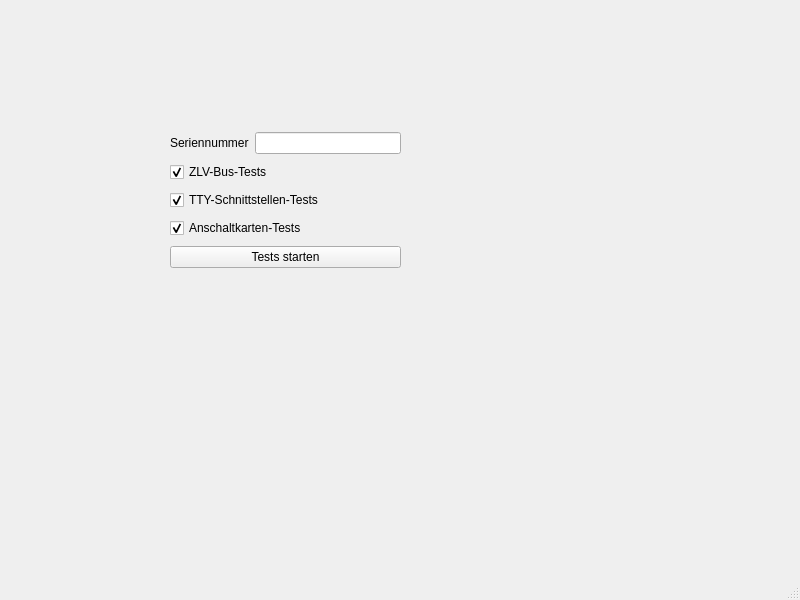
Before: the Qt Designer form src/gui/mainwindow.ui in hannes-ctrl/QtTestingGround, drawn with Qt 5.
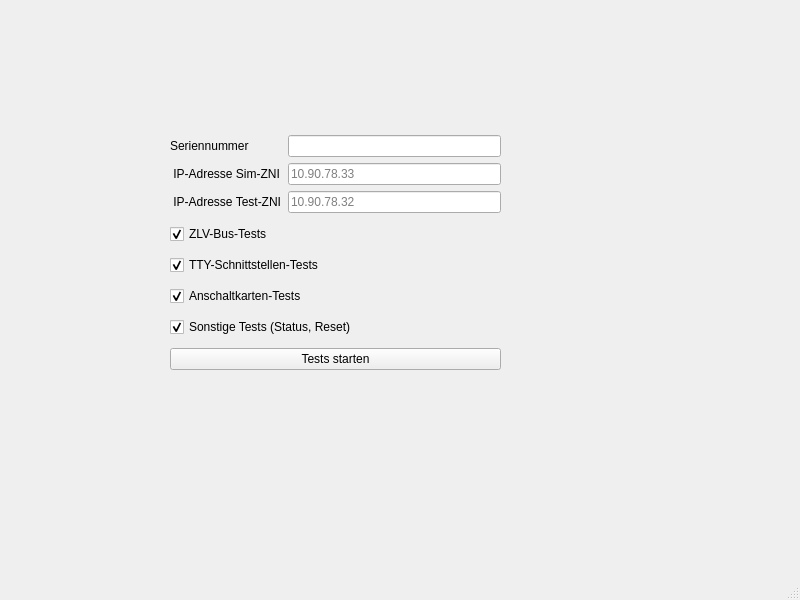
After: the same form once the commit is applied.

Patch:
```diff
--- a/src/gui/mainwindow.ui
+++ b/src/gui/mainwindow.ui
@@ -19,8 +19,8 @@
      <rect>
       <x>170</x>
       <y>130</y>
-      <width>231</width>
-      <height>141</height>
+      <width>331</width>
+      <height>251</height>
      </rect>
     </property>
     <layout class="QVBoxLayout" name="verticalLayout">
@@ -33,6 +33,23 @@
          </property>
         </widget>
        </item>
+       <item row="2" column="1">
+        <widget class="QLineEdit" name="ipSimZniInput">
+         <property name="text">
+          <string/>
+         </property>
+         <property name="placeholderText">
+          <string>10.90.78.33</string>
+         </property>
+        </widget>
+       </item>
+       <item row="2" column="0">
+        <widget class="QLabel" name="ipSimZniLabel">
+         <property name="text">
+          <string> IP-Adresse Sim-ZNI</string>
+         </property>
+        </widget>
+       </item>
        <item row="1" column="0">
         <widget class="QLabel" name="serialNumberLabel">
          <property name="text">
@@ -40,6 +57,23 @@
          </property>
         </widget>
        </item>
+       <item row="3" column="1">
+        <widget class="QLineEdit" name="ipTestZniInput">
+         <property name="text">
+          <string/>
+         </property>
+         <property name="placeholderText">
+          <string>10.90.78.32</string>
+         </property>
+        </widget>
+       </item>
+       <item row="3" column="0">
+        <widget class="QLabel" name="ipTestZniLabel">
+         <property name="text">
+          <string> IP-Adresse Test-ZNI</string>
+         </property>
+        </widget>
+       </item>
       </layout>
      </item>
      <item>
@@ -72,6 +106,16 @@
        </property>
       </widget>
      </item>
+     <item>
+      <widget class="QCheckBox" name="miscCheckBox">
+       <property name="text">
+        <string>Sonstige Tests (Status, Reset)</string>
+       </property>
+       <property name="checked">
+        <bool>true</bool>
+       </property>
+      </widget>
+     </item>
      <item>
       <widget class="QPushButton" name="button">
        <property name="text">
```
Left out of the diff: 3 changed lines with no effect on the pictures.
